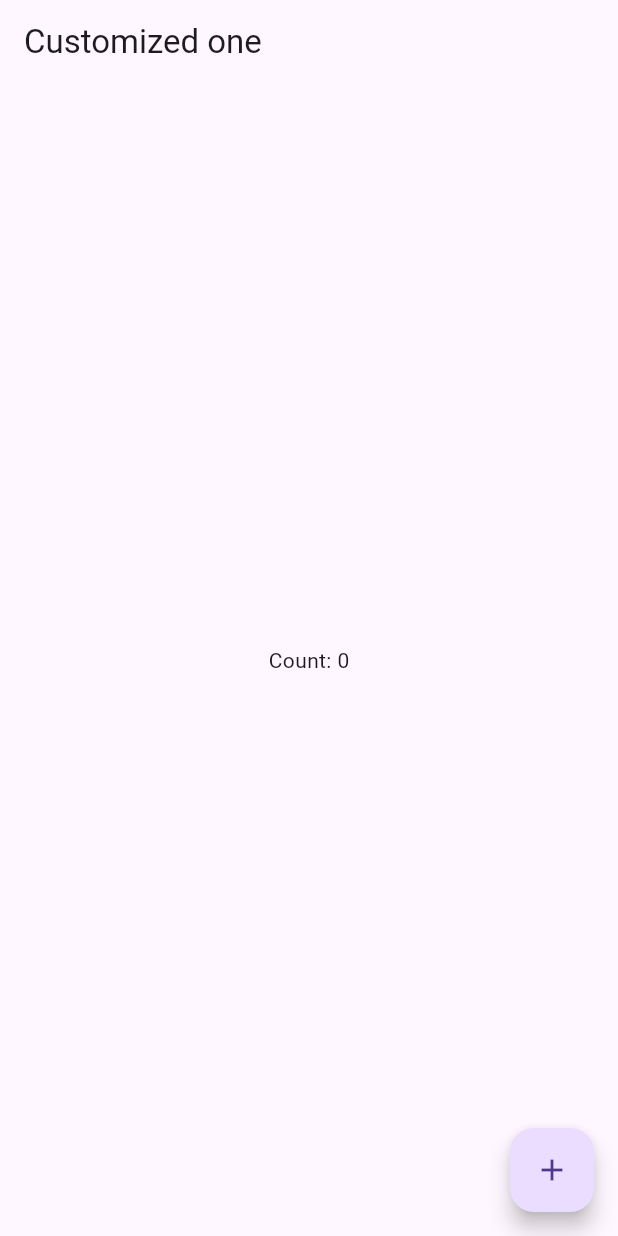
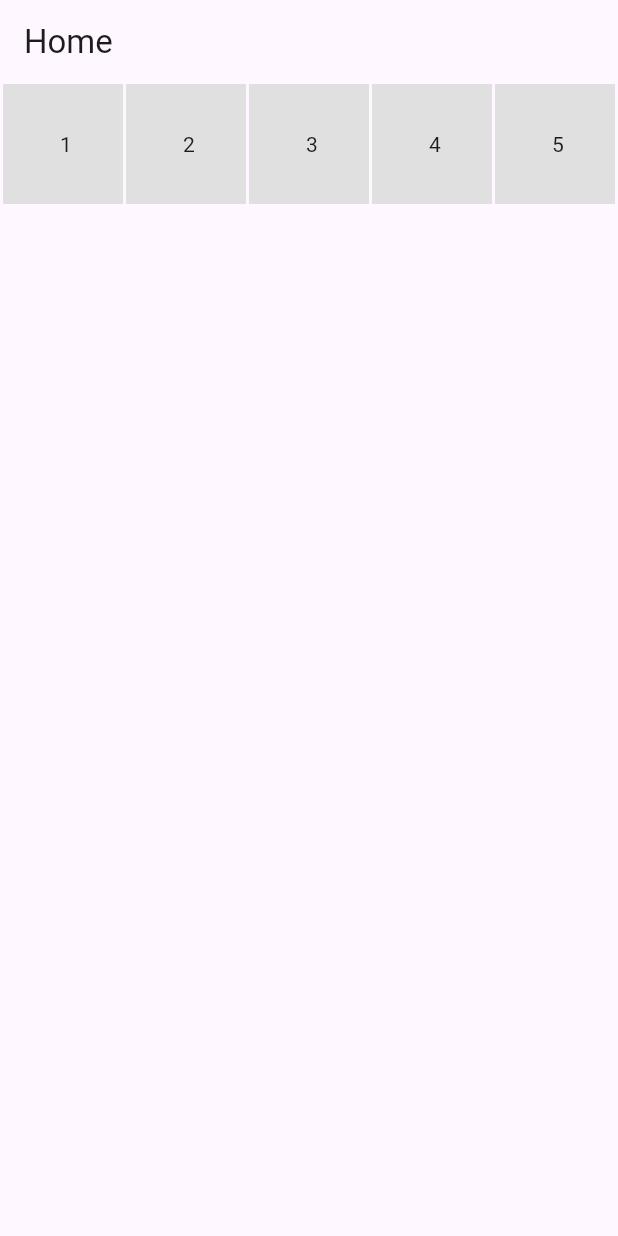
Before and after one commit to shokhrukhorolov/practice_ui, a Flutter app: the screen it shows after launch, on a phone screen of 412 x 824 dp. Run offline on Flutter 3.47's test engine with Material 3 defaults, Android fonts, the phone set to English and light mode, and no system bars.

Commit message:
practicing UI

```diff
--- a/lib/flutter_practice_log/practice_5_28_09.dart
+++ b/lib/flutter_practice_log/practice_5_28_09.dart
@@ -40,24 +40,70 @@ class _CounterScreenState extends State<CounterScreen> {
 //     );
 //   }
 // }
+//
+//   int counter = 0;
+//
+//   void increment() {
+//     setState(() {
+//       counter++;
+//     });
+//   }
+//
+//   @override
+//   Widget build(BuildContext contex) {
+//     return Scaffold(
+//       appBar: AppBar(title: Text('Customized one'),),
+//       body: Center(child: Container(
+//
+//         child: Text('Count: $counter'),),
+//       ),
+//       floatingActionButton: FloatingActionButton(onPressed: increment, child: Icon(Icons.add),),
+//     );
+//   }
+// }
 
-  int counter = 0;
-
-  void increment() {
-    setState(() {
-      counter++;
-    });
-  }
-
-  @override
-  Widget build(BuildContext contex) {
+    @override
+  Widget build(BuildContext context) {
     return Scaffold(
-      appBar: AppBar(title: Text('Customized one'),),
-      body: Center(child: Container(
-
-        child: Text('Count: $counter'),),
-      ),
-      floatingActionButton: FloatingActionButton(onPressed: increment, child: Icon(Icons.add),),
+      appBar: AppBar(title: Text('Home')),
+      body: Column(
+        children: [
+          Row(
+            mainAxisAlignment: MainAxisAlignment.spaceEvenly,
+            children: [
+              Container(
+                width: 80,
+                height: 80,
+                color: Colors.grey[300],
+                child: Center(child: Text(' 1'),),
+              ),
+              Container(
+                width: 80,
+                height: 80,
+                color: Colors.grey[300],
+                child: Center(child: Text(' 2'),),
+              ),
+              Container(
+                width: 80,
+                height: 80,
+                color: Colors.grey[300],
+                child: Center(child: Text(' 3'),),
+              ),
+              Container(
+                width: 80,
+                height: 80,
+                color: Colors.grey[300],
+                child: Center(child: Text(' 4'),),
+              ),Container(
+                width: 80,
+                height: 80,
+                color: Colors.grey[300],
+                child: Center(child: Text(' 5'),),
+              ),
+            ],
+          ),
+        ],
+      )
     );
   }
 }
```
